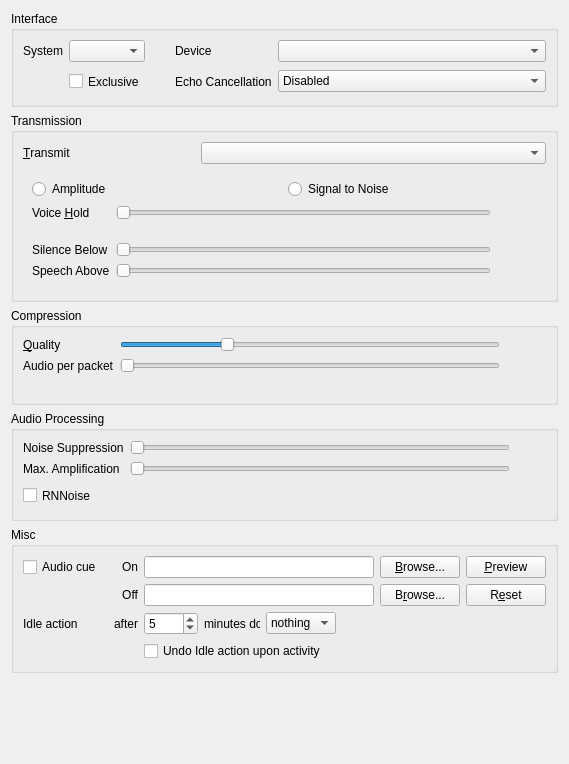
Before: the Qt Designer form src/mumble/AudioInput.ui in 2uh/Mutter, drawn with Qt 5.
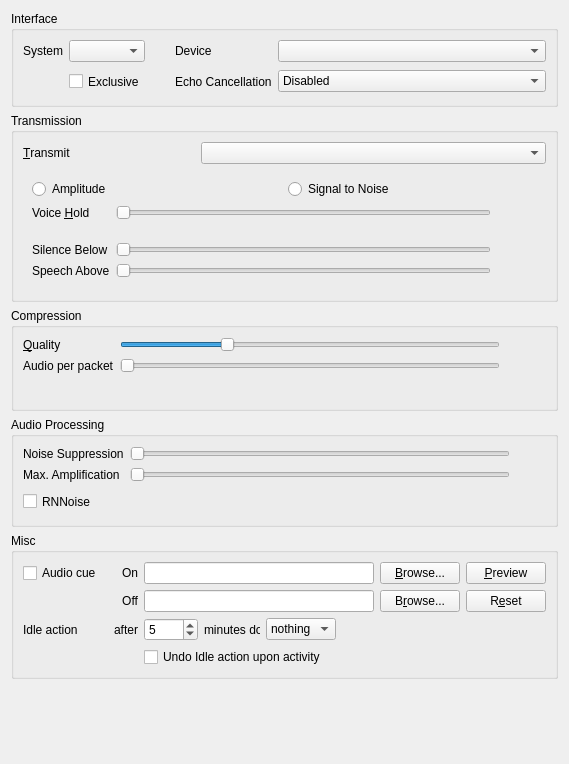
After: the same form once the commit is applied. Custom widgets are drawn as their Qt base class.

The edit to the form file:
```diff
--- a/src/mumble/AudioInput.ui
+++ b/src/mumble/AudioInput.ui
@@ -13,6 +13,9 @@
   <property name="windowTitle">
    <string>Form</string>
   </property>
+  <property name="styleSheet">
+   <string notr="true">font: 57 11pt &quot;Terminus (TTF)&quot;;</string>
+  </property>
   <layout class="QVBoxLayout">
    <item>
     <widget class="QGroupBox" name="qgbInterfaces">
@@ -561,7 +564,11 @@
        <widget class="QLabel" name="qlBitrate">
         <property name="font">
          <font>
-          <italic>true</italic>
+          <family>Terminus (TTF)</family>
+          <pointsize>11</pointsize>
+          <weight>7</weight>
+          <italic>false</italic>
+          <bold>false</bold>
          </font>
         </property>
         <property name="toolTip">
@@ -903,17 +910,17 @@
   </layout>
  </widget>
  <customwidgets>
+  <customwidget>
+   <class>MUComboBox</class>
+   <extends>QComboBox</extends>
+   <header>widgets/MUComboBox.h</header>
+  </customwidget>
   <customwidget>
    <class>AudioBar</class>
    <extends>QWidget</extends>
    <header>AudioStats.h</header>
    <container>1</container>
   </customwidget>
-  <customwidget>
-   <class>MUComboBox</class>
-   <extends>QComboBox</extends>
-   <header>widgets/MUComboBox.h</header>
-  </customwidget>
  </customwidgets>
  <tabstops>
   <tabstop>qcbSystem</tabstop>
```
